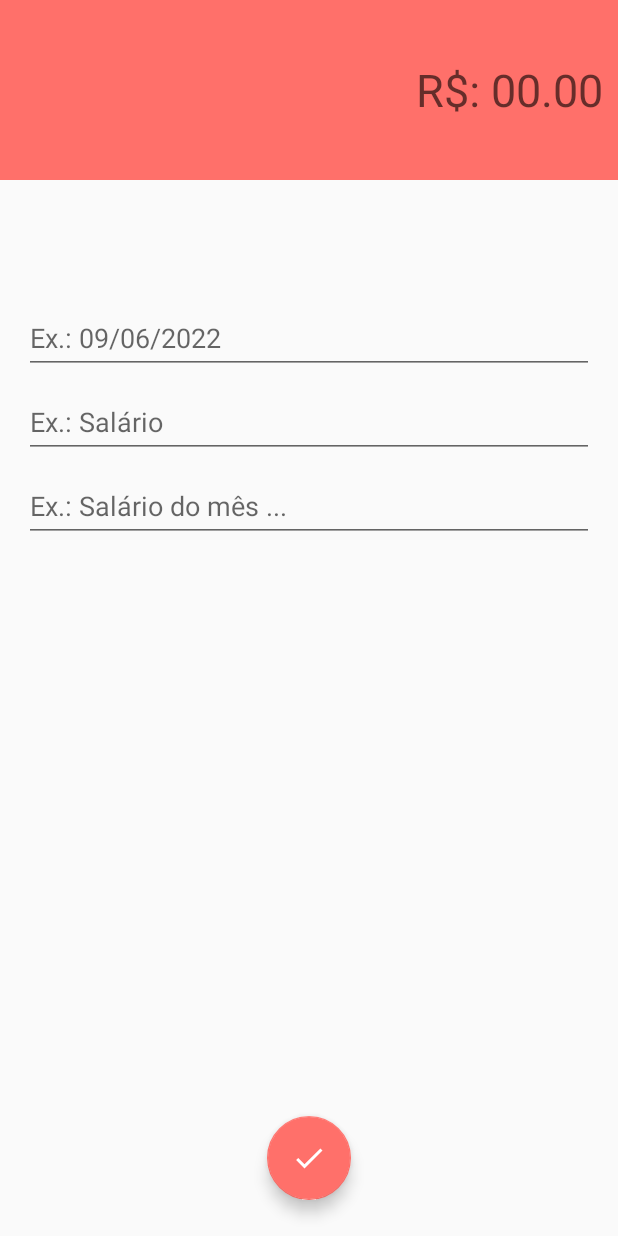
After one commit to AndreMP93/Organizze_Clone, an Android app: the DespesaActivity screen opened directly, with no data from a screen before it, on a phone screen of 412 x 824 dp. The commit adds this screen. Run offline under Robolectric (Android 15) with nearby library versions, the phone set to English and light mode, and no system bars.

Commit message:
Atualização 09/06/2022 Add Telas Despesas e Reseitas

```diff
--- /dev/null
+++ b/app/src/main/java/com/example/organizzeclone/activity/DespesaActivity.kt
@@ -0,0 +1,12 @@
+package com.example.organizzeclone.activity
+
+import androidx.appcompat.app.AppCompatActivity
+import android.os.Bundle
+import com.example.organizzeclone.R
+
+class DespesaActivity : AppCompatActivity() {
+    override fun onCreate(savedInstanceState: Bundle?) {
+        super.onCreate(savedInstanceState)
+        setContentView(R.layout.activity_despesa)
+    }
+}
--- /dev/null
+++ b/app/src/main/res/drawable/ic_check_24.xml
@@ -0,0 +1,5 @@
+<vector android:height="24dp" android:tint="#FFFFFF"
+    android:viewportHeight="24" android:viewportWidth="24"
+    android:width="24dp" xmlns:android="http://schemas.android.com/apk/res/android">
+    <path android:fillColor="@android:color/white" android:pathData="M9,16.17L4.83,12l-1.42,1.41L9,19 21,7l-1.41,-1.41z"/>
+</vector>
--- /dev/null
+++ b/app/src/main/res/layout/activity_despesa.xml
@@ -0,0 +1,104 @@
+<?xml version="1.0" encoding="utf-8"?>
+<androidx.constraintlayout.widget.ConstraintLayout xmlns:android="http://schemas.android.com/apk/res/android"
+    xmlns:app="http://schemas.android.com/apk/res-auto"
+    xmlns:tools="http://schemas.android.com/tools"
+    android:layout_width="match_parent"
+    android:layout_height="match_parent"
+    tools:context=".activity.DespesaActivity">
+
+
+    <LinearLayout
+        android:id="@+id/linearLayout"
+        android:layout_width="0dp"
+        android:layout_height="120dp"
+        android:background="@color/cor_despesa"
+        android:gravity="center"
+        android:orientation="vertical"
+        android:padding="10dp"
+        app:layout_constraintEnd_toEndOf="parent"
+        app:layout_constraintStart_toStartOf="parent"
+        app:layout_constraintTop_toTopOf="parent">
+
+        <EditText
+            android:id="@+id/editTextValorDespesa"
+            android:layout_width="match_parent"
+            android:layout_height="wrap_content"
+            android:background="@color/transparente"
+            android:ems="10"
+            android:hint="@string/valorReceita"
+            android:inputType="numberDecimal"
+            android:minHeight="48dp"
+            android:textAlignment="textEnd"
+            android:textColor="@color/black"
+            android:textSize="30sp" />
+    </LinearLayout>
+
+    <EditText
+        android:id="@+id/editTextCategoriaDespesa"
+        android:layout_width="0dp"
+        android:layout_height="wrap_content"
+        android:layout_marginStart="16dp"
+        android:layout_marginEnd="16dp"
+        android:layout_marginBottom="8dp"
+        android:ems="10"
+        android:hint="@string/categoriaReceita"
+        android:inputType="textPersonName"
+        android:minHeight="48dp"
+        android:textColor="@color/black"
+        app:layout_constraintBottom_toTopOf="@+id/editTextDescricaoDespesa"
+        app:layout_constraintEnd_toEndOf="parent"
+        app:layout_constraintHorizontal_bias="0.5"
+        app:layout_constraintStart_toStartOf="parent"
+        app:layout_constraintTop_toBottomOf="@+id/editTextDataDespesa" />
+
+    <EditText
+        android:id="@+id/editTextDataDespesa"
+        android:layout_width="0dp"
+        android:layout_height="wrap_content"
+        android:layout_marginStart="16dp"
+        android:layout_marginEnd="16dp"
+        android:layout_marginBottom="8dp"
+        android:ems="10"
+        android:hint="@string/dataReceita"
+        android:inputType="date"
+        android:minHeight="48dp"
+        android:textColor="@color/black"
+        app:layout_constraintBottom_toTopOf="@+id/editTextCategoriaDespesa"
+        app:layout_constraintEnd_toEndOf="parent"
+        app:layout_constraintHorizontal_bias="0.5"
+        app:layout_constraintStart_toStartOf="parent"
+        app:layout_constraintTop_toBottomOf="@+id/linearLayout"
+        app:layout_constraintVertical_bias="0.14999998"
+        app:layout_constraintVertical_chainStyle="packed" />
+
+    <EditText
+        android:id="@+id/editTextDescricaoDespesa"
+        android:layout_width="0dp"
+        android:layout_height="wrap_content"
+        android:layout_marginStart="16dp"
+        android:layout_marginEnd="16dp"
+        android:ems="10"
+        android:hint="@string/descricaoReceita"
+        android:inputType="textPersonName"
+        android:minHeight="48dp"
+        android:textColor="@color/black"
+        app:layout_constraintBottom_toBottomOf="parent"
+        app:layout_constraintEnd_toEndOf="parent"
+        app:layout_constraintHorizontal_bias="0.5"
+        app:layout_constraintStart_toStartOf="parent"
+        app:layout_constraintTop_toBottomOf="@+id/editTextCategoriaDespesa" />
+
+    <com.google.android.material.floatingactionbutton.FloatingActionButton
+        android:id="@+id/fabSalvarDespesa"
+        android:layout_width="wrap_content"
+        android:layout_height="wrap_content"
+        android:layout_marginBottom="24dp"
+        android:clickable="true"
+        android:contentDescription="@string/app_name"
+        app:backgroundTint="@color/cor_despesa"
+        app:layout_constraintBottom_toBottomOf="parent"
+        app:layout_constraintEnd_toEndOf="parent"
+        app:layout_constraintStart_toStartOf="parent"
+        app:srcCompat="@drawable/ic_check_24" />
+
+</androidx.constraintlayout.widget.ConstraintLayout>
--- a/app/src/main/res/layout/activity_teste.xml
+++ b/app/src/main/res/layout/activity_teste.xml
@@ -25,8 +25,8 @@
         android:layout_marginBottom="16dp"
         app:layout_constraintBottom_toBottomOf="parent"
         app:layout_constraintEnd_toEndOf="parent"
-        app:menu_colorNormal="@color/vermelho_200"
-        app:menu_colorPressed="@color/vermelho_200"
+        app:menu_colorNormal="@color/ciano_200"
+        app:menu_colorPressed="@color/ciano_500"
         fab:menu_icon="@drawable/ic_add_24">
 
         <com.github.clans.fab.FloatingActionButton
--- a/app/src/main/res/values/colors.xml
+++ b/app/src/main/res/values/colors.xml
@@ -14,7 +14,9 @@
     <color name="ciano_200">#01C7D2</color>
     <color name="ciano_500">#00B2BC</color>
     <color name="ciano_700">#FF018786</color>
-    <color name="vermelho_200">#FF706A</color>
-    <color name="cor_receita">#00BE8B</color>
-    <color name="cor_despesa">#E66560</color>
+    <color name="vermelho_200">#E44C47</color>
+    <color name="cor_receita">#00D39E</color>
+    <color name="cor_receita_700">#00BE8B</color>
+    <color name="cor_despesa">#FF706A</color>
+    <color name="cor_despesa_700">#DF615C</color>
 </resources>
--- a/app/src/main/res/values/strings.xml
+++ b/app/src/main/res/values/strings.xml
@@ -40,4 +40,10 @@
     <string name="hello_first_fragment">Hello first fragment</string>
     <string name="hello_second_fragment">Hello second fragment. Arg: %1$s</string>
 
+    <!-- Tela Receita -->
+    <string name="valorReceita">R$: 00.00</string>
+    <string name="dataReceita">Ex.: 09/06/2022</string>
+    <string name="categoriaReceita">Ex.: Salário</string>
+    <string name="descricaoReceita">Ex.: Salário do mês ...</string>
+
 </resources>
--- a/app/src/main/res/values/themes.xml
+++ b/app/src/main/res/values/themes.xml
@@ -5,6 +5,7 @@
         <item name="colorPrimary">@color/ciano_200</item>
         <item name="colorPrimaryVariant">@color/ciano_700</item>
         <item name="colorOnPrimary">@color/white</item>
+        <item name="colorAccent">@color/vermelho_200</item>
         <!-- Secondary brand color. -->
         <item name="colorSecondary">@color/ciano_500</item>
         <item name="colorSecondaryVariant">@color/ciano_700</item>
@@ -13,4 +14,23 @@
         <item name="android:statusBarColor" tools:targetApi="l">?attr/colorPrimaryVariant</item>
         <!-- Customize your theme here. -->
     </style>
+
+    <style name="DespesaTheme" parent="Theme.AppCompat.Light.NoActionBar">
+        <item name="android:windowNoTitle">true</item>
+        <item name="colorPrimary">@color/cor_despesa</item>
+        <item name="colorPrimaryVariant">@color/cor_despesa_700</item>
+        <item name="colorOnPrimary">@color/white</item>
+        <item name="android:statusBarColor" tools:targetApi="l">?attr/colorPrimaryVariant</item>
+    </style>
+
+    <style name="Theme.OrganizzeClone.Receita" parent="Theme.AppCompat.DayNight.NoActionBar">
+        <item name="windowActionBar">false</item>
+        <item name="android:windowNoTitle">true</item>
+        <item name="colorPrimary">@color/cor_receita</item>
+        <item name="colorPrimaryVariant">@color/cor_receita_700</item>
+        <item name="colorOnPrimary">@color/white</item>
+        <item name="android:statusBarColor" tools:targetApi="l">?attr/colorPrimaryVariant</item>
+    </style>
+
+
 </resources>
```
Also changed, not shown: app/src/main/AndroidManifest.xml (+12 -4 lines), app/src/main/java/com/example/organizzeclone/activity/CadastrarActivity.kt (+9 -1 lines), app/src/main/java/com/example/organizzeclone/activity/ReceitaActivity.kt (added, +12 -0 lines), app/src/main/java/com/example/organizzeclone/activity/TesteActivity.kt (+9 -10 lines), app/src/main/java/com/example/organizzeclone/model/Usuario.kt (+9 -0 lines), app/src/main/res/layout/activity_receita.xml (added, +102 -0 lines), 7 other files.
